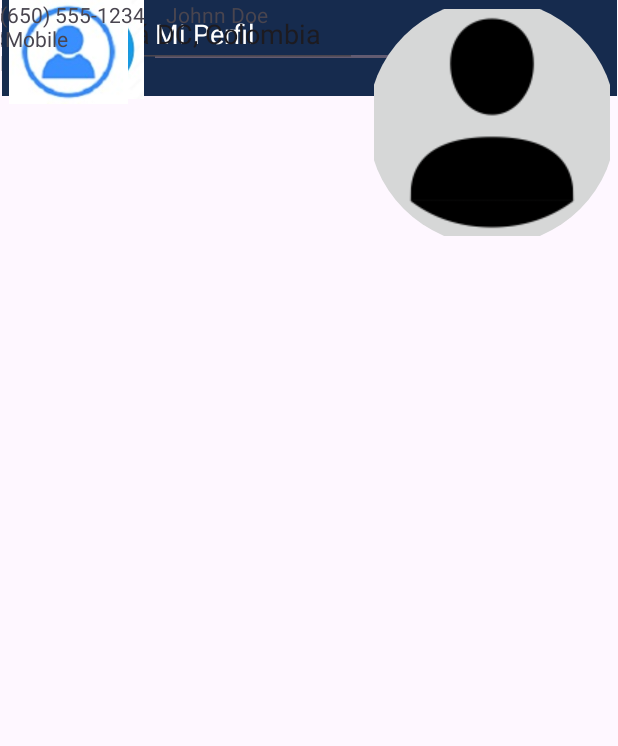
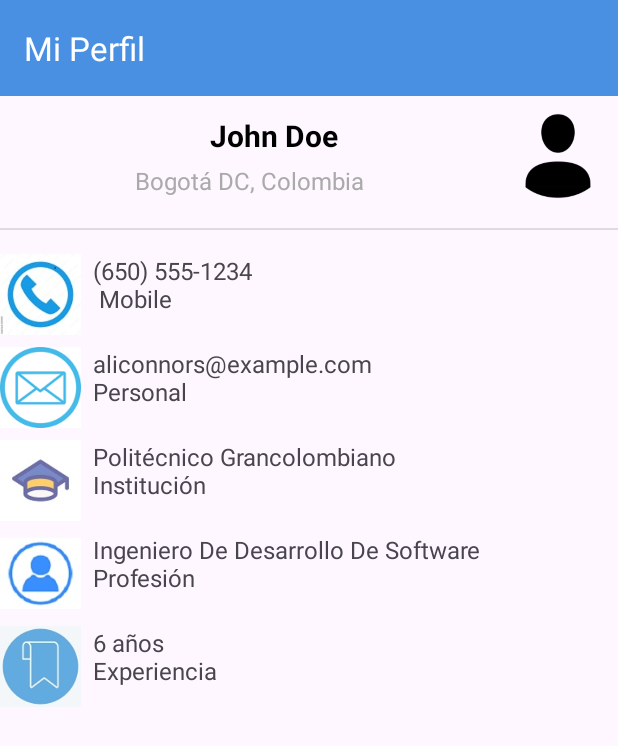
Before and after one commit to wilmersaz/PolyglotLearn, an Android app: the layout activity_perfil.xml on its own in the app's theme, with its tools: preview values and no code run, on a phone screen of 412 x 824 dp. Shown: the top 746 px of the screen. Run offline under Robolectric (Android 15) with nearby library versions, the phone set to English and light mode, and no system bars.

Commit message:
Se corrige el perfil en java y src

```diff
--- /dev/null
+++ b/app/src/main/java/com/example/polyglotlearn/perfil.kt
@@ -0,0 +1,62 @@
+package com.example.polyglotlearn
+
+import android.os.Bundle
+import androidx.appcompat.app.AppCompatActivity
+import androidx.appcompat.app.ActionBarDrawerToggle
+import androidx.appcompat.widget.Toolbar
+import androidx.drawerlayout.widget.DrawerLayout
+import com.google.android.material.navigation.NavigationView
+import android.content.Intent
+
+class Perfil : AppCompatActivity() {
+    private lateinit var drawerLayout: DrawerLayout
+    private lateinit var navigationView: NavigationView
+
+    override fun onCreate(savedInstanceState: Bundle?) {
+        super.onCreate(savedInstanceState)
+        setContentView(R.layout.activity_perfil)
+
+        val toolbar: Toolbar = findViewById(R.id.toolbar)
+        setSupportActionBar(toolbar)
+
+        drawerLayout = findViewById(R.id.profile)
+        navigationView = findViewById(R.id.navigation_view)
+
+        val toggle = ActionBarDrawerToggle(
+            this, drawerLayout, toolbar,
+            R.string.navigation_drawer_open, R.string.navigation_drawer_close
+        )
+        drawerLayout.addDrawerListener(toggle)
+        toggle.syncState()
+
+        navigationView.setNavigationItemSelectedListener { menuItem ->
+            // Manejar la selección de elementos del menú
+            when (menuItem.itemId) {
+                R.id.nav_profile -> {
+                    // Navegar a la Activity de Perfil
+                    val intent = Intent(this, Perfil::class.java)
+                    startActivity(intent)
+                    true // Asegúrate de retornar true aquí
+                }
+                R.id.nav_home -> {
+                    // Lógica para la opción Welcome
+                    val intent = Intent(this, WelcomeActivity::class.java)
+                    startActivity(intent)
+                    true // Asegúrate de retornar true aquí
+                }
+                R.id.nav_logout -> {
+                    // Navegar a la Activity de login
+                    val intent = Intent(this, MainActivity::class.java)
+                    startActivity(intent)
+                    true // Asegúrate de retornar true aquí
+                }
+                else -> false // Retornar false para las opciones no manejadas
+            }
+
+            menuItem.isChecked = true
+            drawerLayout.closeDrawers()
+            true // Retornar true para indicar que se manejó la selección
+        }
+
+    }
+}
--- a/app/src/main/java/com/perfil.kt
+++ /dev/null
@@ -1,21 +0,0 @@
-package com
-
-import android.os.Bundle
-import androidx.activity.enableEdgeToEdge
-import androidx.appcompat.app.AppCompatActivity
-import androidx.core.view.ViewCompat
-import androidx.core.view.WindowInsetsCompat
-import com.example.polyglotlearn.R
-
-class perfil : AppCompatActivity() {
-    override fun onCreate(savedInstanceState: Bundle?) {
-        super.onCreate(savedInstanceState)
-        enableEdgeToEdge()
-        setContentView(R.layout.activity_perfil)
-        ViewCompat.setOnApplyWindowInsetsListener(findViewById(R.id.main)) { v, insets ->
-            val systemBars = insets.getInsets(WindowInsetsCompat.Type.systemBars())
-            v.setPadding(systemBars.left, systemBars.top, systemBars.right, systemBars.bottom)
-            insets
-        }
-    }
-}
--- a/app/src/main/res/layout/activity_perfil.xml
+++ b/app/src/main/res/layout/activity_perfil.xml
@@ -1,196 +1,216 @@
 <?xml version="1.0" encoding="utf-8"?>
-<androidx.constraintlayout.widget.ConstraintLayout xmlns:android="http://schemas.android.com/apk/res/android"
+<androidx.drawerlayout.widget.DrawerLayout
+    xmlns:android="http://schemas.android.com/apk/res/android"
     xmlns:app="http://schemas.android.com/apk/res-auto"
     xmlns:tools="http://schemas.android.com/tools"
-    android:id="@+id/main"
+    android:id="@+id/profile"
     android:layout_width="match_parent"
     android:layout_height="match_parent"
-    tools:context="com.perfil">
+    tools:context=".Perfil">
+
+    <LinearLayout
+        android:layout_width="match_parent"
+        android:layout_height="match_parent"
+        android:orientation="vertical">
+
+        <androidx.appcompat.widget.Toolbar
+            android:id="@+id/toolbar"
+            android:layout_width="match_parent"
+            android:layout_height="wrap_content"
+            android:background="@color/blue"
+            android:elevation="4dp"
+            android:theme="@style/ThemeOverlay.AppCompat.Dark.ActionBar"
+            app:popupTheme="@style/ThemeOverlay.AppCompat.Light"
+            app:title="Mi Perfil"
+            app:titleTextColor="@android:color/white" />
+
+        <LinearLayout
+            android:id="@+id/profile_header"
+            android:layout_width="match_parent"
+            android:layout_height="wrap_content"
+            android:orientation="horizontal"
+            android:gravity="center_vertical"
+            app:layout_constraintTop_toTopOf="parent"
+            app:layout_constraintStart_toStartOf="parent"
+            app:layout_constraintEnd_toEndOf="parent">
+
+            <LinearLayout
+                android:layout_width="279dp"
+                android:layout_height="wrap_content"
+                android:layout_weight="1"
+                android:orientation="vertical">
 
                 <TextView
-        android:id="@+id/textView6"
-        android:layout_width="207dp"
-        android:layout_height="58dp"
-        android:text="6 años\nExperiencia"
-        tools:layout_editor_absoluteX="132dp"
-        tools:layout_editor_absoluteY="575dp"
-        tools:ignore="MissingConstraints" />
+                    android:id="@+id/profile_name"
+                    android:layout_width="wrap_content"
+                    android:layout_height="wrap_content"
+                    android:layout_marginStart="140dp"
+                    android:layout_marginBottom="5dp"
+                    android:text="John Doe"
+                    android:textColor="@android:color/black"
+                    android:textSize="20sp"
+                    android:textStyle="bold" />
+
+                <TextView
+                    android:id="@+id/profile_location"
+                    android:layout_width="wrap_content"
+                    android:layout_height="wrap_content"
+                    android:layout_marginStart="90dp"
+                    android:text="Bogotá DC, Colombia"
+                    android:textColor="@android:color/darker_gray"
+                    android:textSize="16sp" />
+
+            </LinearLayout>
+
+            <ImageView
+                android:id="@+id/profile_image"
+                android:layout_width="80dp"
+                android:layout_height="80dp"
+                android:src="@drawable/ic_profile"
+                android:layout_marginStart="16dp" />
+
+        </LinearLayout>
 
 
-    <TextView
-        android:id="@+id/textView5"
-        android:layout_width="207dp"
-        android:layout_height="58dp"
-        android:text="Ingeniero De Desarrollo De Software\nProfesión"
-        tools:ignore="MissingConstraints"
-        tools:layout_editor_absoluteX="132dp"
-        tools:layout_editor_absoluteY="498dp" />
+        <View
+            android:layout_width="match_parent"
+            android:layout_height="1dp"
+            android:background="?android:attr/listDivider"
+            android:layout_marginTop="8dp" />
 
-    <TextView
-        android:id="@+id/textView4"
-        android:layout_width="207dp"
-        android:layout_height="58dp"
-        android:text="Politécnico Grancolombiano\nInstitución"
-        tools:layout_editor_absoluteX="132dp"
-        tools:layout_editor_absoluteY="420dp"
-        tools:ignore="MissingConstraints" />
-
-
-    <TextView
-        android:id="@+id/textView3"
-        android:layout_width="207dp"
-        android:layout_height="58dp"
-        android:text="aliconnors@example.com\nPersonal"
-        tools:layout_editor_absoluteX="132dp"
-        tools:layout_editor_absoluteY="332dp"
-        tools:ignore="MissingConstraints" />
-
-
-    <androidx.appcompat.widget.Toolbar
-        android:id="@+id/toolbar2"
-        android:layout_width="410dp"
-        android:layout_height="wrap_content"
-        android:background="#162B4E"
-        android:minHeight="?attr/actionBarSize"
-        android:theme="?attr/actionBarTheme"
-        tools:layout_editor_absoluteX="1dp"
-        tools:layout_editor_absoluteY="-2dp"
-        app:layout_constraintStart_toStartOf="parent"
-        app:layout_constraintEnd_toEndOf="parent"
-        app:layout_constraintBottom_toBottomOf=""
-        />
-
-    <EditText
-        android:id="@+id/editTextText"
+        <LinearLayout
+            android:id="@+id/textView1"
             android:layout_width="wrap_content"
             android:layout_height="wrap_content"
-        android:ems="10"
-        android:inputType="text"
-        android:text="Mi Perfil"
-        android:textColor="#FFFFFF"
-        tools:layout_editor_absoluteX="112dp"
-        tools:layout_editor_absoluteY="5dp"
+            android:orientation="horizontal"
+            android:layout_marginTop="16dp"
+            app:layout_constraintTop_toBottomOf="@id/profile_header"
             app:layout_constraintStart_toStartOf="parent"
-        app:layout_constraintEnd_toEndOf="parent"
-        tools:ignore="MissingConstraints" />
-
-    <SearchView
-        android:layout_width="88dp"
-        android:layout_height="50dp"
-        app:layout_constraintEnd_toEndOf="parent"
-        app:layout_constraintHorizontal_bias="0.996"
-        app:layout_constraintStart_toStartOf="parent"
-        tools:layout_editor_absoluteY="5dp"
-        app:layout_constraintBottom_toBottomOf=""
-        />
-
-    <androidx.constraintlayout.utils.widget.ImageFilterButton
-        android:id="@+id/imageFilterButton2"
-        android:layout_width="165dp"
-        android:layout_height="163dp"
-        app:layout_constraintEnd_toEndOf="parent"
-        app:layout_constraintHorizontal_bias="0.995"
-        app:layout_constraintStart_toStartOf="parent"
-        app:roundPercent="50"
-        app:srcCompat="@drawable/ic_profile"
-        tools:ignore="MissingConstraints"
-        tools:layout_editor_absoluteY="62dp" />
-
-    <EditText
-        android:id="@+id/editTextText2"
-        android:layout_width="wrap_content"
-        android:layout_height="wrap_content"
-        android:ems="10"
-        android:inputType="text"
-        android:text="   Bogotá DC, Colombia"
-        app:layout_constraintEnd_toEndOf="parent"
-        app:layout_constraintHorizontal_bias="0.123"
-        app:layout_constraintStart_toStartOf="parent"
-        tools:layout_editor_absoluteY="121dp"
-        tools:ignore="MissingConstraints" />
-
-    <TextView
-        android:id="@+id/textView"
-        android:layout_width="123dp"
-        android:layout_height="22dp"
-        android:text="Johnn Doe"
-        app:layout_constraintEnd_toEndOf="parent"
-        app:layout_constraintHorizontal_bias="0.384"
-        app:layout_constraintStart_toStartOf="parent"
-        tools:ignore="MissingConstraints"
-        tools:layout_editor_absoluteY="84dp" />
+            app:layout_constraintEnd_toEndOf="parent">
 
             <ImageView
-        android:id="@+id/imageView2"
-        android:layout_width="45dp"
+                android:id="@+id/phone_icon"
+                android:layout_width="54dp"
                 android:layout_height="54dp"
-        app:layout_constraintEnd_toEndOf="parent"
-        app:layout_constraintHorizontal_bias="0.038"
-        app:layout_constraintStart_toStartOf="parent"
-        app:srcCompat="@android:drawable/ic_menu_sort_by_size"
-        tools:layout_editor_absoluteY="1dp"
-        tools:ignore="MissingConstraints" />
-
-
-    <ImageView
-        android:id="@+id/imageView4"
-        android:layout_width="93dp"
-        android:layout_height="66dp"
-        app:layout_constraintEnd_toEndOf="parent"
-        app:layout_constraintHorizontal_bias="0.05"
-        app:layout_constraintStart_toStartOf="parent"
-        app:srcCompat="@drawable/telefono"
-        tools:ignore="MissingConstraints"
-        tools:layout_editor_absoluteY="244dp" />
-
-    <ImageView
-        android:id="@+id/imageView6"
-        android:layout_width="95dp"
-        android:layout_height="62dp"
-        app:srcCompat="@drawable/profesion"
-        tools:layout_editor_absoluteX="16dp"
-        tools:layout_editor_absoluteY="416dp"
-        tools:ignore="MissingConstraints" />
-
-
-    <ImageView
-        android:id="@+id/imageView7"
-        android:layout_width="96dp"
-        android:layout_height="66dp"
-        app:srcCompat="@drawable/CORREO"
-        tools:layout_editor_absoluteX="14dp"
-        tools:layout_editor_absoluteY="332dp"
-        tools:ignore="MissingConstraints" />
-
-    <ImageView
-        android:id="@+id/imageView9"
-        android:layout_width="90dp"
-        android:layout_height="68dp"
-        app:srcCompat="@drawable/bookmark"
-        tools:layout_editor_absoluteX="19dp"
-        tools:layout_editor_absoluteY="575dp"
-        tools:ignore="MissingConstraints"
-        />
-
-    <ImageView
-        android:id="@+id/imageView11"
-        android:layout_width="91dp"
-        android:layout_height="69dp"
-        app:srcCompat="@drawable/userp"
-        tools:layout_editor_absoluteX="20dp"
-        tools:layout_editor_absoluteY="498dp"
-        tools:ignore="MissingConstraints"
-        />
+                android:src="@drawable/telefono" />
 
             <TextView
                 android:id="@+id/textView2"
-        android:layout_width="207dp"
-        android:layout_height="58dp"
+                android:layout_width="wrap_content"
+                android:layout_height="wrap_content"
                 android:text="(650) 555-1234\n Mobile"
-        tools:layout_editor_absoluteX="132dp"
-        tools:layout_editor_absoluteY="248dp"
-        tools:ignore="MissingConstraints" />
-        />
+                android:textSize="16sp"
+                android:layout_marginStart="8dp" />
+
+        </LinearLayout>
+
+        <LinearLayout
+            android:id="@+id/imageView7"
+            android:layout_width="wrap_content"
+            android:layout_height="wrap_content"
+            android:orientation="horizontal"
+            android:layout_marginTop="8dp"
+            app:layout_constraintTop_toBottomOf="@id/textView2"
+            app:layout_constraintStart_toStartOf="parent"
+            app:layout_constraintEnd_toEndOf="parent">
+
+            <ImageView
+                android:id="@+id/email_icon"
+                android:layout_width="54dp"
+                android:layout_height="54dp"
+                android:src="@drawable/correo" />
+
+            <TextView
+                android:id="@+id/email_address"
+                android:layout_width="wrap_content"
+                android:layout_height="wrap_content"
+                android:text="aliconnors@example.com\nPersonal"
+                android:textSize="16sp"
+                android:layout_marginStart="8dp" />
+        </LinearLayout>
+
+        <LinearLayout
+            android:id="@+id/textView4"
+            android:layout_width="wrap_content"
+            android:layout_height="wrap_content"
+            android:orientation="horizontal"
+            android:layout_marginTop="8dp"
+            app:layout_constraintTop_toBottomOf="@id/imageView7"
+            app:layout_constraintStart_toStartOf="parent"
+            app:layout_constraintEnd_toEndOf="parent">
+
+            <ImageView
+                android:id="@+id/institution_icon"
+                android:layout_width="54dp"
+                android:layout_height="54dp"
+                android:src="@drawable/profesion" />
+
+            <TextView
+                android:id="@+id/institution_name"
+                android:layout_width="wrap_content"
+                android:layout_height="wrap_content"
+                android:text="Politécnico Grancolombiano\nInstitución"
+                android:textSize="16sp"
+                android:layout_marginStart="8dp" />
+        </LinearLayout>
+
+        <LinearLayout
+            android:id="@+id/textView5"
+            android:layout_width="wrap_content"
+            android:layout_height="wrap_content"
+            android:orientation="horizontal"
+            android:layout_marginTop="8dp"
+            app:layout_constraintTop_toBottomOf="@id/textView4"
+            app:layout_constraintStart_toStartOf="parent"
+            app:layout_constraintEnd_toEndOf="parent">
+
+            <ImageView
+                android:id="@+id/profession_icon"
+                android:layout_width="54dp"
+                android:layout_height="54dp"
+                android:src="@drawable/userp" />
+
+            <TextView
+                android:id="@+id/profession_name"
+                android:layout_width="wrap_content"
+                android:layout_height="wrap_content"
+                android:text="Ingeniero De Desarrollo De Software\nProfesión"
+                android:textSize="16sp"
+                android:layout_marginStart="8dp" />
+        </LinearLayout>
+
+        <LinearLayout
+            android:id="@+id/textView6"
+            android:layout_width="wrap_content"
+            android:layout_height="wrap_content"
+            android:orientation="horizontal"
+            android:layout_marginTop="8dp"
+            app:layout_constraintTop_toBottomOf="@id/textView5"
+            app:layout_constraintStart_toStartOf="parent"
+            app:layout_constraintEnd_toEndOf="parent">
+
+            <ImageView
+                android:id="@+id/experience_icon"
+                android:layout_width="54dp"
+                android:layout_height="54dp"
+                android:src="@drawable/bookmark" />
+
+            <TextView
+                android:id="@+id/experience_years"
+                android:layout_width="wrap_content"
+                android:layout_height="wrap_content"
+                android:text="6 años\nExperiencia"
+                android:textSize="16sp"
+                android:layout_marginStart="8dp" />
+        </LinearLayout>
+
+    </LinearLayout>
 
 
-</androidx.constraintlayout.widget.ConstraintLayout>
+    <com.google.android.material.navigation.NavigationView
+        android:id="@+id/navigation_view"
+        android:layout_width="wrap_content"
+        android:layout_height="match_parent"
+        android:layout_gravity="start"
+        app:menu="@menu/drawer_menu" />
+</androidx.drawerlayout.widget.DrawerLayout>
```
Also changed, not shown: app/src/main/res/drawable/perfil2png.png (added). Lines whose indentation alone changed are shown as unchanged.
